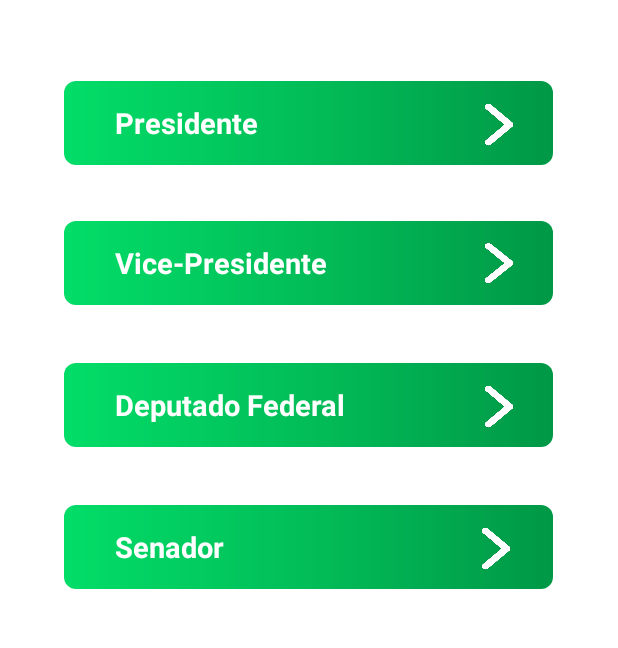
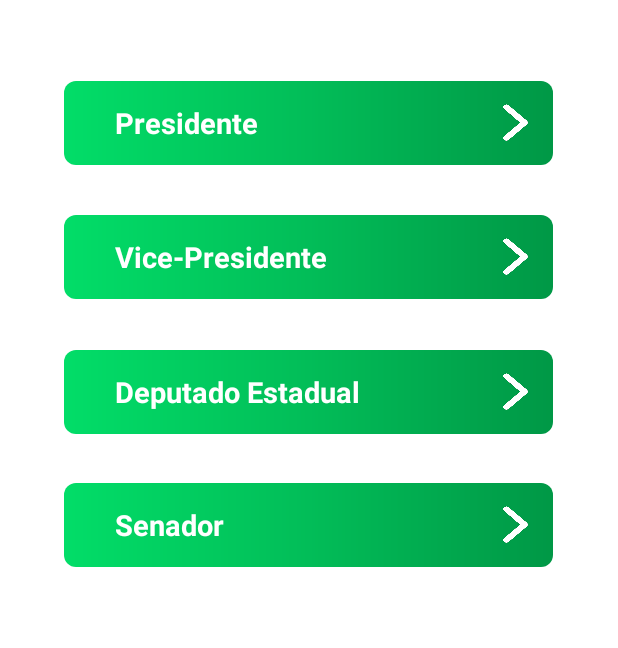
Before and after one commit to FlausinoJulia/INI45-PoliticaOn, an Android app: the ActivityConhecerCandidatos screen opened directly, with no data from a screen before it, on a phone screen of 412 x 824 dp, the part 70-718 px from its top. Run offline under Robolectric (Android 15) with nearby library versions, the phone set to English and light mode, and no system bars.

```diff
--- /dev/null
+++ b/app/src/main/res/drawable/items_layout.xml
@@ -0,0 +1,4 @@
+<?xml version="1.0" encoding="utf-8"?>
+<selector xmlns:android="http://schemas.android.com/apk/res/android">
+
+</selector>
--- a/app/src/main/res/layout/activity_conhecer_candidatos.xml
+++ b/app/src/main/res/layout/activity_conhecer_candidatos.xml
@@ -41,7 +41,7 @@
         android:background="@drawable/viewconhecercand">
 
         <TextView
-            android:layout_width="256dp"
+            android:layout_width="271dp"
             android:layout_height="wrap_content"
             android:layout_gravity="center"
             android:paddingLeft="30dp"
@@ -56,34 +56,33 @@
 
         <androidx.appcompat.widget.AppCompatButton
             android:id="@+id/arrow_left"
-            android:layout_width="60dp"
-            android:layout_height="50dp"
-            android:paddingLeft="500dp"
-            android:paddingRight="10dp"
+            android:layout_width="51dp"
+            android:layout_height="43dp"
             android:layout_alignParentLeft="true"
             android:layout_alignParentTop="true"
+            android:layout_gravity="center"
             android:background="@drawable/rightarrow"
-            android:clipToOutline="true" />
+            android:clipToOutline="true"
+            android:paddingLeft="500dp"
+            android:paddingRight="10dp" />
 
     </LinearLayout>
-
-    <!-- Vice-Presidente -->
 
     <LinearLayout
         android:layout_width="326dp"
         android:layout_height="56dp"
         android:layout_alignParentLeft="true"
         android:layout_alignParentTop="true"
+        android:background="@drawable/viewconhecercand"
         app:layout_constraintBottom_toBottomOf="parent"
         app:layout_constraintEnd_toEndOf="parent"
         app:layout_constraintHorizontal_bias="0.494"
         app:layout_constraintStart_toStartOf="parent"
         app:layout_constraintTop_toTopOf="parent"
-        android:background="@drawable/viewconhecercand"
-        app:layout_constraintVertical_bias="0.253">
+        app:layout_constraintVertical_bias="0.247">
 
         <TextView
-            android:layout_width="256dp"
+            android:layout_width="271dp"
             android:layout_height="wrap_content"
             android:layout_gravity="center"
             android:paddingLeft="30dp"
@@ -97,38 +96,38 @@
             app:layout_constraintTop_toTopOf="parent" />
 
         <androidx.appcompat.widget.AppCompatButton
-            android:id="@+id/arrowright2"
-            android:layout_width="60dp"
-            android:layout_height="match_parent"
+            android:id="@+id/arrow_left"
+            android:layout_width="51dp"
+            android:layout_height="43dp"
             android:layout_alignParentLeft="true"
             android:layout_alignParentTop="true"
+            android:layout_gravity="center"
             android:background="@drawable/rightarrow"
             android:clipToOutline="true"
             android:paddingLeft="500dp"
             android:paddingRight="10dp" />
+
     </LinearLayout>
-
-    <!-- Dep.Fed -->
 
     <LinearLayout
         android:layout_width="326dp"
         android:layout_height="56dp"
         android:layout_alignParentLeft="true"
         android:layout_alignParentTop="true"
+        android:background="@drawable/viewconhecercand"
         app:layout_constraintBottom_toBottomOf="parent"
         app:layout_constraintEnd_toEndOf="parent"
         app:layout_constraintHorizontal_bias="0.494"
-        android:background="@drawable/viewconhecercand"
         app:layout_constraintStart_toStartOf="parent"
         app:layout_constraintTop_toTopOf="parent"
-        app:layout_constraintVertical_bias="0.376">
+        app:layout_constraintVertical_bias="0.365">
 
         <TextView
-            android:layout_width="256dp"
+            android:layout_width="271dp"
             android:layout_height="wrap_content"
             android:layout_gravity="center"
             android:paddingLeft="30dp"
-            android:text="Deputado Federal"
+            android:text="Deputado Estadual"
             android:textColor="@color/white"
             android:textSize="19dp"
             android:textStyle="bold"
@@ -138,34 +137,34 @@
             app:layout_constraintTop_toTopOf="parent" />
 
         <androidx.appcompat.widget.AppCompatButton
-            android:id="@+id/arrowright3"
-            android:layout_width="60dp"
-            android:layout_height="50dp"
-            android:paddingLeft="500dp"
-            android:paddingRight="10dp"
+            android:id="@+id/arrow_left"
+            android:layout_width="51dp"
+            android:layout_height="43dp"
             android:layout_alignParentLeft="true"
             android:layout_alignParentTop="true"
+            android:layout_gravity="center"
             android:background="@drawable/rightarrow"
-            android:clipToOutline="true" />
+            android:clipToOutline="true"
+            android:paddingLeft="500dp"
+            android:paddingRight="10dp" />
+
     </LinearLayout>
-
-    <!-- Senador -->
 
     <LinearLayout
         android:layout_width="326dp"
         android:layout_height="56dp"
         android:layout_alignParentLeft="true"
         android:layout_alignParentTop="true"
+        android:background="@drawable/viewconhecercand"
         app:layout_constraintBottom_toBottomOf="parent"
         app:layout_constraintEnd_toEndOf="parent"
         app:layout_constraintHorizontal_bias="0.494"
-        android:background="@drawable/viewconhecercand"
         app:layout_constraintStart_toStartOf="parent"
         app:layout_constraintTop_toTopOf="parent"
-        app:layout_constraintVertical_bias="0.499">
+        app:layout_constraintVertical_bias="0.48">
 
         <TextView
-            android:layout_width="254dp"
+            android:layout_width="271dp"
             android:layout_height="wrap_content"
             android:layout_gravity="center"
             android:paddingLeft="30dp"
@@ -179,16 +178,24 @@
             app:layout_constraintTop_toTopOf="parent" />
 
         <androidx.appcompat.widget.AppCompatButton
-            android:id="@+id/arrowright4"
-            android:layout_width="60dp"
-            android:layout_height="50dp"
-            android:paddingLeft="500dp"
-            android:paddingRight="10dp"
+            android:id="@+id/arrow_left"
+            android:layout_width="51dp"
+            android:layout_height="43dp"
             android:layout_alignParentLeft="true"
             android:layout_alignParentTop="true"
+            android:layout_gravity="center"
             android:background="@drawable/rightarrow"
-            android:clipToOutline="true" />
+            android:clipToOutline="true"
+            android:paddingLeft="500dp"
+            android:paddingRight="10dp" />
+
     </LinearLayout>
+
+    <!-- Vice-Presidente -->
+
+    <!-- Dep.Fed -->
+
+    <!-- Senador -->
 
 
 </androidx.constraintlayout.widget.ConstraintLayout>
```
Also changed, not shown: app/build.gradle (+8 -0 lines), app/src/main/AndroidManifest.xml (+13 -6 lines), app/src/main/java/br/unicamp/politicaon/ActivityAprender.java (added, +61 -0 lines), app/src/main/res/layout/activity_aprender.xml (added, +333 -0 lines), 4 other files.
